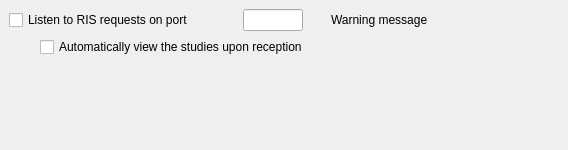
The window that starviewer/src/inputoutput/qlistenrisrequestsconfigurationscreenbase.ui (starviewer-medical/starviewer) describes before a commit, drawn with Qt 5.
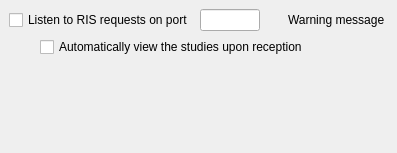
The same window after the commit. Icons and pictures are not drawn.

```diff
--- a/starviewer/src/inputoutput/qlistenrisrequestsconfigurationscreenbase.ui
+++ b/starviewer/src/inputoutput/qlistenrisrequestsconfigurationscreenbase.ui
@@ -6,8 +6,8 @@
    <rect>
     <x>0</x>
     <y>0</y>
-    <width>568</width>
-    <height>150</height>
+    <width>397</width>
+    <height>153</height>
    </rect>
   </property>
   <property name="windowTitle">
@@ -29,19 +29,6 @@
    <property name="spacing">
     <number>6</number>
    </property>
-   <item row="3" column="0" colspan="2">
-    <spacer>
-     <property name="orientation">
-      <enum>Qt::Vertical</enum>
-     </property>
-     <property name="sizeHint" stdset="0">
-      <size>
-       <width>20</width>
-       <height>40</height>
-      </size>
-     </property>
-    </spacer>
-   </item>
    <item row="1" column="1">
     <widget class="QLineEdit" name="m_textPortListenRisRequests">
      <property name="maximumSize">
@@ -76,9 +63,6 @@
      <property name="styleSheet">
       <string notr="true">image: url(:/images/icons/emblem-warning.svg);</string>
      </property>
-     <property name="text">
-      <string/>
-     </property>
      <property name="pixmap">
       <pixmap>:/images/warningIcon.png</pixmap>
      </property>
@@ -89,6 +73,9 @@
      <property name="text">
       <string>Warning message</string>
      </property>
+     <property name="wordWrap">
+      <bool>true</bool>
+     </property>
     </widget>
    </item>
    <item row="2" column="0" colspan="4">
@@ -133,6 +120,19 @@
      </item>
     </layout>
    </item>
+   <item row="3" column="0" colspan="4">
+    <spacer>
+     <property name="orientation">
+      <enum>Qt::Vertical</enum>
+     </property>
+     <property name="sizeHint" stdset="0">
+      <size>
+       <width>20</width>
+       <height>40</height>
+      </size>
+     </property>
+    </spacer>
+   </item>
   </layout>
  </widget>
  <resources/>
```
